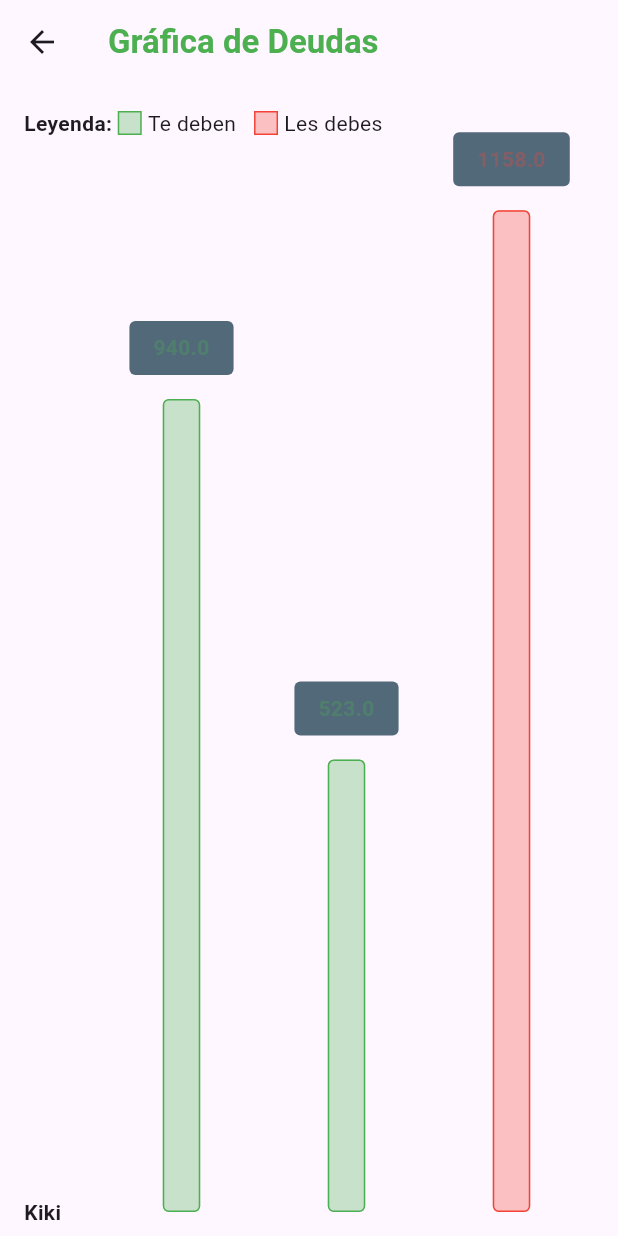
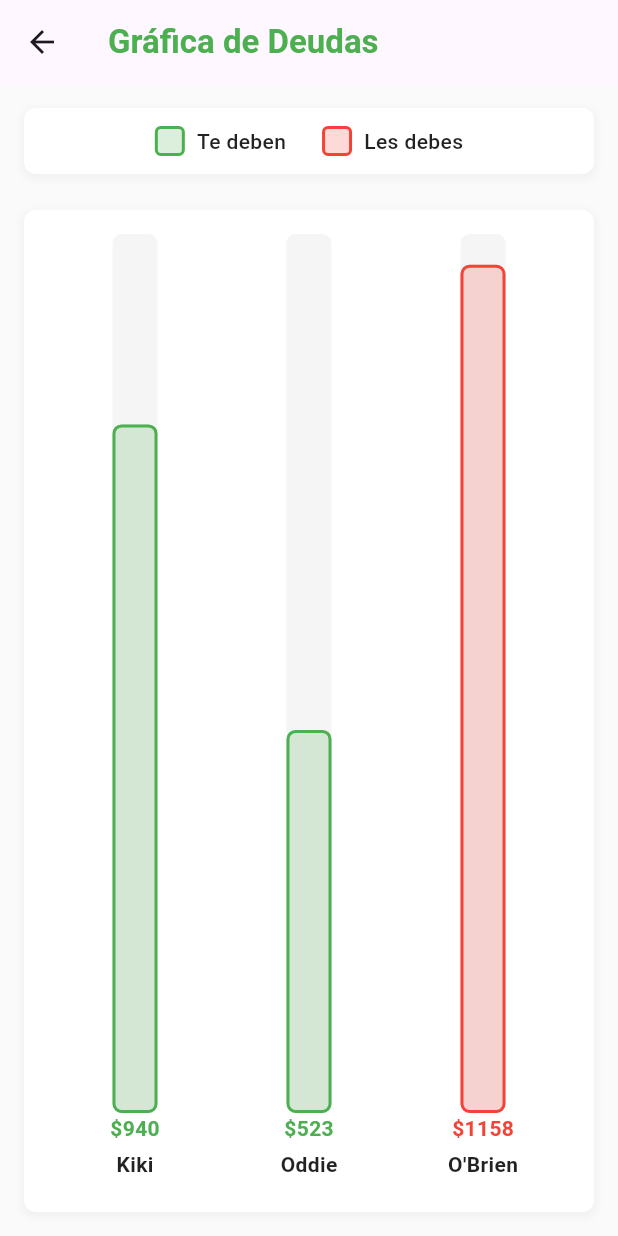
Before and after one commit to Myshelluwu/paytogether, a Flutter app: the GraficaDeudasScreen screen opened by its route, on a phone screen of 412 x 824 dp. Run offline on Flutter 3.47's test engine with Material 3 defaults, Android fonts, the phone set to English and light mode, and no system bars; drawn by our look-alikes of fl_chart; Roboto replaces fonts that are missing (Poppins).

Commit message:
Frontend terminado

```diff
--- a/lib/grafica_deudas.dart
+++ b/lib/grafica_deudas.dart
@@ -23,51 +23,52 @@ class GraficaDeudasScreen extends StatelessWidget {
           ),
         ),
       ),
-      body: Padding(
+      body: Container(
+        color: Colors.grey[50],
+        child: Padding(
           padding: const EdgeInsets.all(16.0),
           child: Column(
             crossAxisAlignment: CrossAxisAlignment.start,
             children: [
-            Row(
-              children: [
-                const Text(
-                  'Leyenda: ',
-                  style: TextStyle(
-                    fontSize: 14,
-                    fontWeight: FontWeight.bold,
-                  ),
-                ),
               Container(
-                  width: 16,
-                  height: 16,
+                padding: const EdgeInsets.all(12),
                 decoration: BoxDecoration(
-                    color: Colors.green.withOpacity(0.3),
-                    border: Border.all(color: Colors.green),
-                  ),
-                ),
-                const SizedBox(width: 4),
-                const Text(
-                  'Te deben',
-                  style: TextStyle(fontSize: 14),
-                ),
-                const SizedBox(width: 12),
-                Container(
-                  width: 16,
-                  height: 16,
-                  decoration: BoxDecoration(
-                    color: Colors.red.withOpacity(0.3),
-                    border: Border.all(color: Colors.red),
-                  ),
-                ),
-                const SizedBox(width: 4),
-                const Text(
-                  'Les debes',
-                  style: TextStyle(fontSize: 14),
+                  color: Colors.white,
+                  borderRadius: BorderRadius.circular(8),
+                  boxShadow: [
+                    BoxShadow(
+                      color: Colors.grey.withOpacity(0.1),
+                      spreadRadius: 1,
+                      blurRadius: 4,
+                      offset: const Offset(0, 2),
                     ),
                   ],
                 ),
+                child: Row(
+                  mainAxisAlignment: MainAxisAlignment.center,
+                  children: [
+                    _buildLegendItem(Colors.green, 'Te deben'),
+                    const SizedBox(width: 24),
+                    _buildLegendItem(Colors.red, 'Les debes'),
+                  ],
+                ),
+              ),
               const SizedBox(height: 24),
               Expanded(
+                child: Container(
+                  padding: const EdgeInsets.all(16),
+                  decoration: BoxDecoration(
+                    color: Colors.white,
+                    borderRadius: BorderRadius.circular(8),
+                    boxShadow: [
+                      BoxShadow(
+                        color: Colors.grey.withOpacity(0.1),
+                        spreadRadius: 1,
+                        blurRadius: 4,
+                        offset: const Offset(0, 2),
+                      ),
+                    ],
+                  ),
                   child: BarChart(
                     BarChartData(
                       maxY: 1200,
@@ -76,21 +77,8 @@ class GraficaDeudasScreen extends StatelessWidget {
                       barTouchData: BarTouchData(enabled: false),
                       titlesData: FlTitlesData(
                         show: true,
-                    leftTitles: AxisTitles(
-                      sideTitles: SideTitles(
-                        showTitles: true,
-                        getTitlesWidget: (value, meta) {
-                          if (value >= deudas.length) return const SizedBox();
-                          return Text(
-                            deudas[value.toInt()].persona,
-                            style: const TextStyle(
-                              fontSize: 14,
-                              fontWeight: FontWeight.bold,
-                            ),
-                          );
-                        },
-                        reservedSize: 50,
-                      ),
+                        leftTitles: const AxisTitles(
+                          sideTitles: SideTitles(showTitles: false),
                         ),
                         rightTitles: const AxisTitles(
                           sideTitles: SideTitles(showTitles: false),
@@ -98,8 +86,38 @@ class GraficaDeudasScreen extends StatelessWidget {
                         topTitles: const AxisTitles(
                           sideTitles: SideTitles(showTitles: false),
                         ),
-                    bottomTitles: const AxisTitles(
-                      sideTitles: SideTitles(showTitles: false),
+                        bottomTitles: AxisTitles(
+                          sideTitles: SideTitles(
+                            showTitles: true,
+                            getTitlesWidget: (value, meta) {
+                              if (value >= deudas.length)
+                                return const SizedBox();
+                              final deuda = deudas[value.toInt()];
+                              return Column(
+                                mainAxisSize: MainAxisSize.min,
+                                children: [
+                                  Text(
+                                    '\$${deuda.monto.abs().toStringAsFixed(0)}',
+                                    style: TextStyle(
+                                      fontSize: 14,
+                                      fontWeight: FontWeight.bold,
+                                      color: deuda.color,
+                                    ),
+                                  ),
+                                  const SizedBox(height: 4),
+                                  Text(
+                                    deuda.persona,
+                                    style: const TextStyle(
+                                      fontSize: 14,
+                                      fontWeight: FontWeight.bold,
+                                      color: Colors.black87,
+                                    ),
+                                  ),
+                                ],
+                              );
+                            },
+                            reservedSize: 50,
+                          ),
                         ),
                       ),
                       gridData: const FlGridData(show: false),
@@ -112,37 +130,20 @@ class GraficaDeudasScreen extends StatelessWidget {
                           barRods: [
                             BarChartRodData(
                               toY: deuda.monto.abs(),
-                          color: deuda.color.withOpacity(0.3),
-                          width: 25,
-                          borderRadius: BorderRadius.circular(4),
+                              color: deuda.color.withOpacity(0.2),
+                              width: 30,
+                              borderRadius: BorderRadius.circular(6),
                               borderSide: BorderSide(
-                            width: 1,
+                                width: 2,
                                 color: deuda.color,
+                              ),
+                              backDrawRodData: BackgroundBarChartRodData(
+                                show: true,
+                                toY: 1200,
+                                color: Colors.grey[100],
                               ),
                             ),
                           ],
-                      showingTooltipIndicators: [0],
-                    );
-                  }).toList(),
-                  extraLinesData: ExtraLinesData(
-                    horizontalLines: deudas.asMap().entries.map((entry) {
-                      final index = entry.key;
-                      final deuda = entry.value;
-                      return HorizontalLine(
-                        y: index.toDouble(),
-                        color: Colors.transparent,
-                        label: HorizontalLineLabel(
-                          show: true,
-                          alignment: Alignment.centerLeft,
-                          padding: const EdgeInsets.only(right: 5),
-                          style: TextStyle(
-                            color: deuda.color,
-                            fontWeight: FontWeight.bold,
-                            fontSize: 14,
-                          ),
-                          labelResolver: (line) =>
-                              '\$${deuda.monto.abs().toStringAsFixed(0)}',
-                        ),
                         );
                       }).toList(),
                     ),
@@ -152,6 +153,32 @@ class GraficaDeudasScreen extends StatelessWidget {
             ],
           ),
         ),
+      ),
+    );
+  }
+
+  Widget _buildLegendItem(Color color, String text) {
+    return Row(
+      children: [
+        Container(
+          width: 20,
+          height: 20,
+          decoration: BoxDecoration(
+            color: color.withOpacity(0.2),
+            borderRadius: BorderRadius.circular(4),
+            border: Border.all(color: color, width: 2),
+          ),
+        ),
+        const SizedBox(width: 8),
+        Text(
+          text,
+          style: const TextStyle(
+            fontSize: 14,
+            fontWeight: FontWeight.w500,
+            color: Colors.black87,
+          ),
+        ),
+      ],
     );
   }
 }
```
Lines whose indentation alone changed are shown as unchanged.
